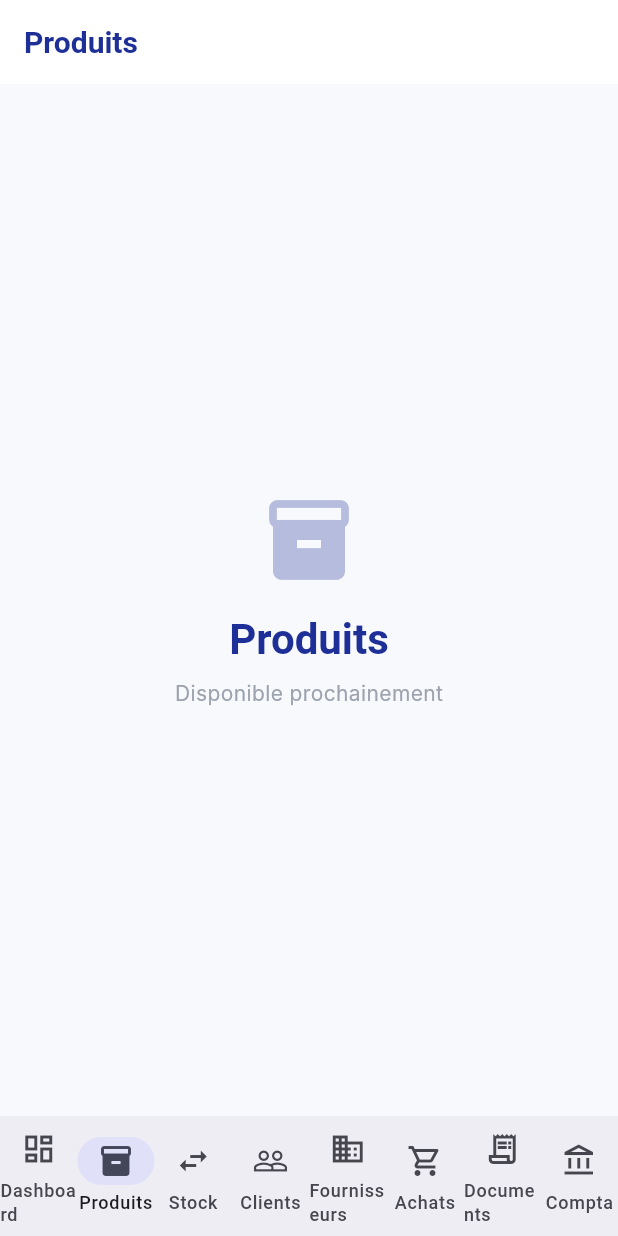
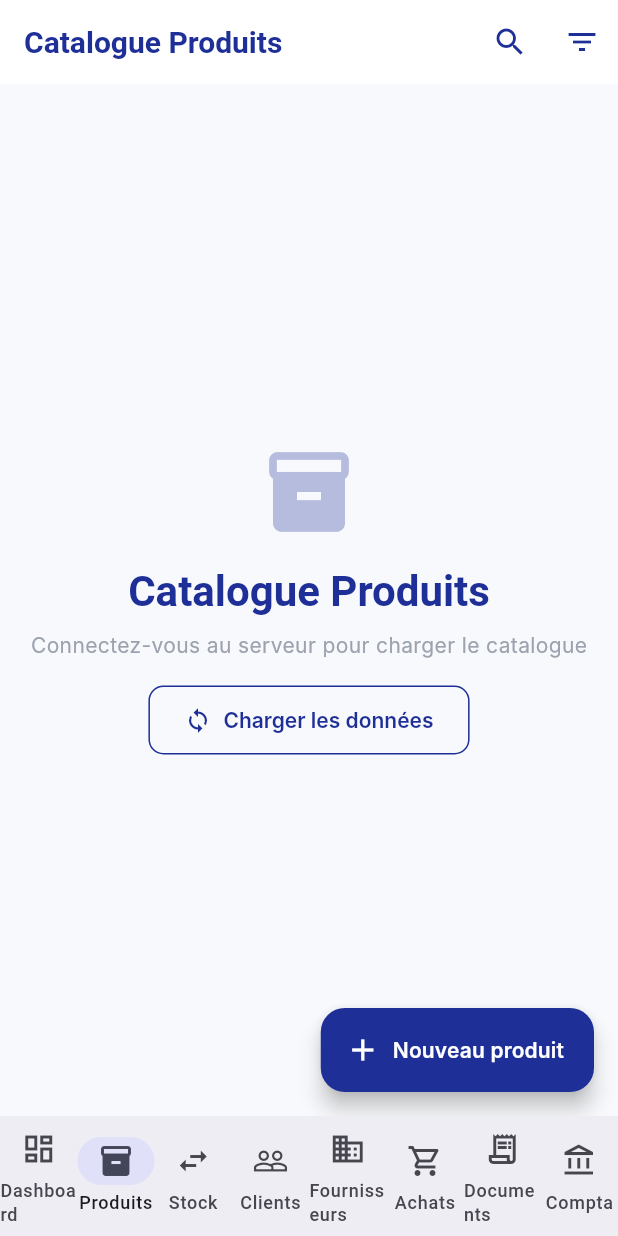
Before and after one commit to Quantis-kam/Quantis-Stock, a Flutter app: the screen it shows after launch, item 2 of the bottom bar chosen, on a phone screen of 412 x 824 dp. Run offline on Flutter 3.47's test engine with Material 3 defaults, Android fonts, the phone set to English and light mode, and no system bars; our stand-ins replace dio, fl_chart; Roboto replaces fonts that are missing (Inter, SpaceGrotesk).

Commit message:
Phase 9 suite: Écrans Produits + Stock + zéro placeholder
- ProduitsScreen: catalogue avec search/filter UI
- StockScreen: mouvements avec historique/alertes UI
- Tous les placeholders remplacés — 0 onglets vides
- 9 onglets navigation: Dashboard, Produits, Stock, Clients, Fournisseurs, Achats, Documents, Compta
- flutter analyze: 0 issues

```diff
--- /dev/null
+++ b/frontend/lib/features/produits/presentation/produits_screen.dart
@@ -0,0 +1,47 @@
+import 'package:flutter/material.dart';
+import '../../../core/theme/quantis_theme.dart';
+
+/// Écran liste des produits avec recherche et filtrage.
+class ProduitsScreen extends StatelessWidget {
+  const ProduitsScreen({super.key});
+
+  @override
+  Widget build(BuildContext context) {
+    return Scaffold(
+      appBar: AppBar(
+        title: const Text('Catalogue Produits'),
+        actions: [
+          IconButton(icon: const Icon(Icons.search), onPressed: () {}),
+          IconButton(icon: const Icon(Icons.filter_list), onPressed: () {}),
+        ],
+      ),
+      floatingActionButton: FloatingActionButton.extended(
+        onPressed: () {},
+        icon: const Icon(Icons.add),
+        label: const Text('Nouveau produit'),
+        backgroundColor: QuantisColors.royalBlue,
+        foregroundColor: Colors.white,
+      ),
+      body: Center(
+        child: Column(
+          mainAxisSize: MainAxisSize.min,
+          children: [
+            Icon(Icons.inventory_2, size: 64, color: QuantisColors.royalBlue.withValues(alpha: 0.3)),
+            const SizedBox(height: 16),
+            Text('Catalogue Produits',
+                style: Theme.of(context).textTheme.headlineMedium?.copyWith(color: QuantisColors.royalBlue)),
+            const SizedBox(height: 8),
+            const Text('Connectez-vous au serveur pour charger le catalogue',
+                style: TextStyle(color: QuantisColors.textMuted)),
+            const SizedBox(height: 16),
+            OutlinedButton.icon(
+              onPressed: () {},
+              icon: const Icon(Icons.sync),
+              label: const Text('Charger les données'),
+            ),
+          ],
+        ),
+      ),
+    );
+  }
+}
--- a/frontend/lib/main.dart
+++ b/frontend/lib/main.dart
@@ -6,6 +6,8 @@ import 'features/achats/presentation/achats_screen.dart';
 import 'features/documents/presentation/documents_screen.dart';
 import 'features/comptabilite/presentation/comptabilite_screen.dart';
 import 'features/dashboard/presentation/dashboard_screen.dart';
+import 'features/produits/presentation/produits_screen.dart';
+import 'features/stock/presentation/stock_screen.dart';
 
 void main() {
   WidgetsFlutterBinding.ensureInitialized();
@@ -55,9 +57,9 @@ class _MainShellState extends State<MainShell> {
       case 0:
         return const DashboardScreen();
       case 1:
-        return const _PlaceholderPage(title: 'Produits', icon: Icons.inventory_2);
+        return const ProduitsScreen();
       case 2:
-        return const _PlaceholderPage(title: 'Mouvements Stock', icon: Icons.swap_horiz);
+        return const StockScreen();
       case 3:
         return const ClientsScreen();
       case 4:
```
Also changed, not shown: frontend/lib/features/stock/presentation/stock_screen.dart (added, +47 -0 lines).
